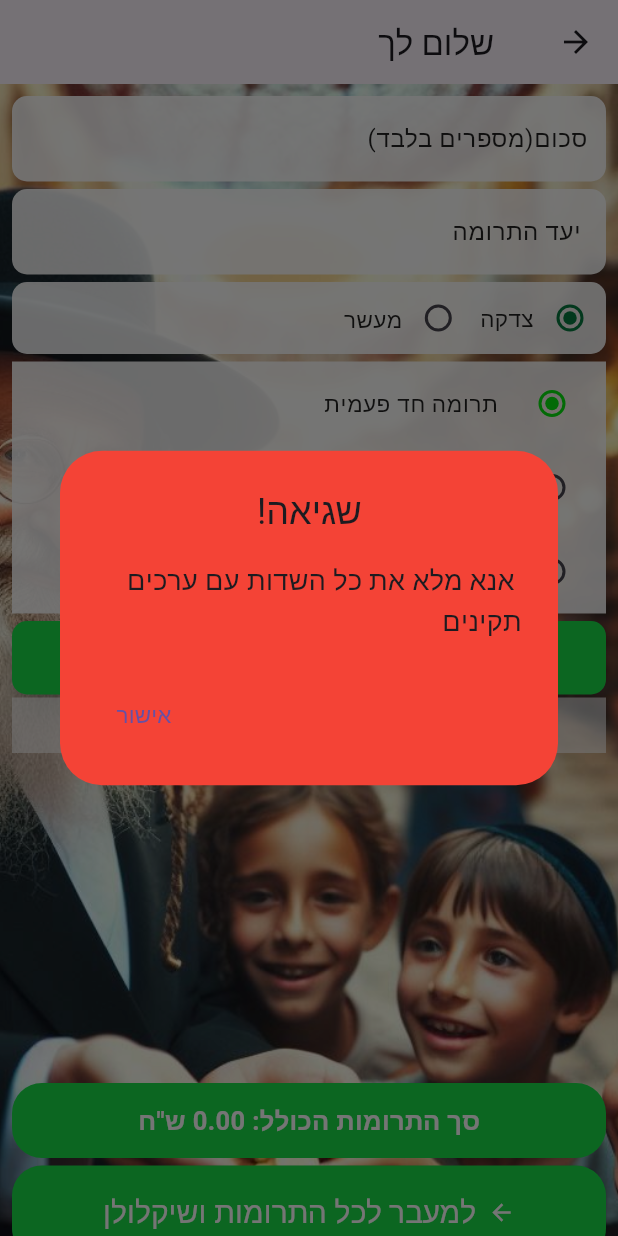
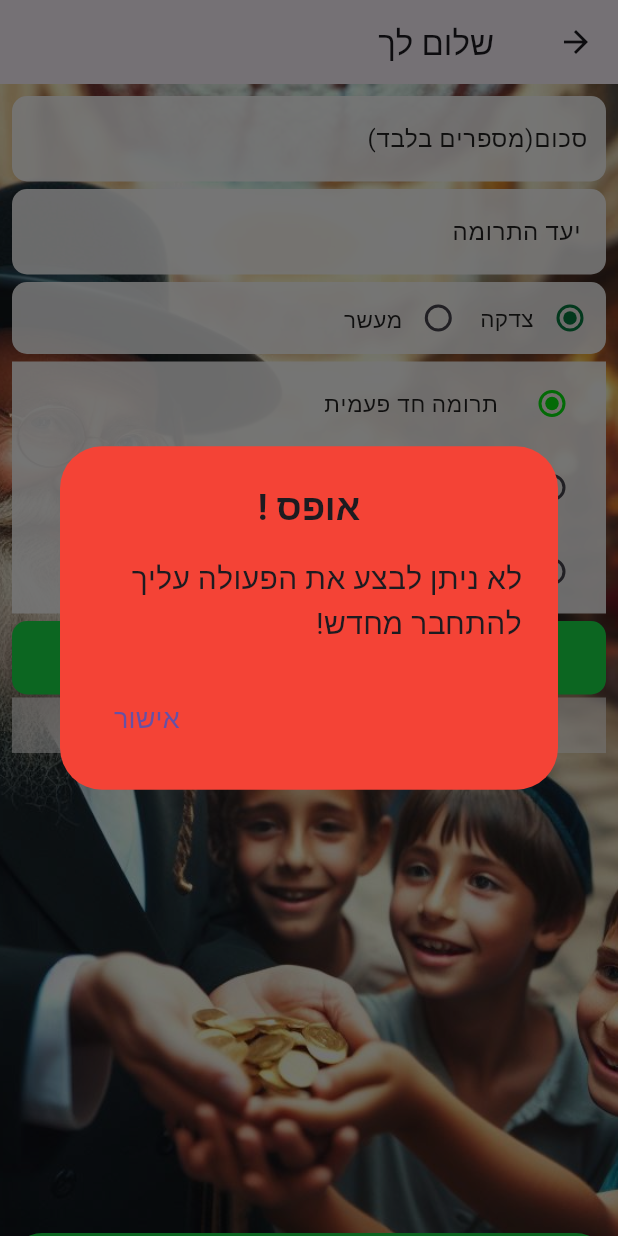
Before and after one commit to mendi-cohen/final-project-in-flutter, a Flutter app: the CharidyWidget screen opened directly with empty values, after a tap on "תרום", on a phone screen of 412 x 824 dp. Run offline on Flutter 3.47's test engine with Material 3 defaults, Android fonts, the phone set to English and light mode, and no system bars; our stand-ins replace flutter_local_notifications, localstorage; network calls fail.

Commit message:
חזרה לאחר פגרת פסח ולידת ילד

```diff
--- a/lib/MainPage/charidy.dart
+++ b/lib/MainPage/charidy.dart
@@ -8,7 +8,7 @@ import '../Services/All.dart';
 import '../Services/Dialog.dart';
 import '../Services/deleted.dart';
 import '../Services/MonthPickerWidget.dart';
-import '../CharidyTable.dart';
+import '../Services/Token.dart';
 
 class CharidyWidget extends StatefulWidget {
   final Map<String, dynamic> userData;
@@ -45,7 +45,6 @@ class _CharidyWidgetState extends State<CharidyWidget> {
           border: InputBorder.none,
           contentPadding:
               const EdgeInsets.symmetric(horizontal: 12.0, vertical: 8.0),
-          // צבע טקסט
           labelStyle: const TextStyle(
             color: Colors.black87,
           ),
@@ -60,6 +59,7 @@ class _CharidyWidgetState extends State<CharidyWidget> {
   @override
   void initState() {
     super.initState();
+    TokenManager.scheduleTokenDeletion();
     _fetchData();
   }
 
@@ -93,8 +93,6 @@ class _CharidyWidgetState extends State<CharidyWidget> {
       }
     });
   }
-
-///// שליחת כל צדקה למסד הנתונים
 
   Future<void> _submitDataToDatabase() async {
     final url = Uri.parse('http://10.0.2.2:3007/charidy/sendthecharidy');
@@ -174,8 +172,6 @@ class _CharidyWidgetState extends State<CharidyWidget> {
     }
   }
 
-///// הצגת כל התרומות החודשיות
-
   Future<void> _fetchData() async {
     final response = await http.get(Uri.parse(
         'http://10.0.2.2:3007/charidy/getcharidyByuser_id/${widget.userData['user']['id']}'));
@@ -195,14 +191,18 @@ class _CharidyWidgetState extends State<CharidyWidget> {
       appBar: AppBar(
         title: Text('  שלום לך ${widget.userData['user']['name']}'),
       ),
-      body: SingleChildScrollView(
-          child: Container(
+      body: Stack(
+        children: [
+          Container(
             decoration: const BoxDecoration(
               image: DecorationImage(
                 image: AssetImage('assets/images/CharidyImage.jpeg'),
                 fit: BoxFit.cover,
               ),
             ),
+          ),
+          SingleChildScrollView(
+            child: Container(
               padding: const EdgeInsets.all(8.0),
               child: Column(
                 crossAxisAlignment: CrossAxisAlignment.stretch,
@@ -266,7 +266,8 @@ class _CharidyWidgetState extends State<CharidyWidget> {
                   ),
                   const SizedBox(height: 5),
                   Container(
-              decoration: BoxDecoration(color: Colors.white.withOpacity(0.9)),
+                    decoration:
+                        BoxDecoration(color: Colors.white.withOpacity(0.9)),
                     child: Column(
                       children: [
                         RadioListTile(
@@ -342,7 +343,7 @@ class _CharidyWidgetState extends State<CharidyWidget> {
                   const SizedBox(height: 5),
                   ElevatedButton(
                     onPressed: () {
-                  _submitDataToDatabase();
+                      TokenManager.checkToken(context, _submitDataToDatabase);
                     },
                     style: ElevatedButton.styleFrom(
                       padding: const EdgeInsets.all(10),
@@ -356,11 +357,13 @@ class _CharidyWidgetState extends State<CharidyWidget> {
                     child: const Text(
                       'תרום',
                       style: TextStyle(color: Colors.white, fontSize: 20),
-                )),
-               const SizedBox(height: 2,),
+                    ),
+                  ),
+                  const SizedBox(
+                    height: 2,
+                  ),
                   Container(
-              color: Colors.white.withOpacity(
-                  0.6), // כאן אתה יכול לשנות את השקיפות והצבע כרצונך
+                    color: Colors.white.withOpacity(0.6),
                     child: const Center(
                       child: Text(
                         "תרומות קודמות :",
@@ -373,7 +376,7 @@ class _CharidyWidgetState extends State<CharidyWidget> {
                     ),
                   ),
                   SizedBox(
-                height: 200,
+                    height: 300,
                     child: SingleChildScrollView(
                       scrollDirection: Axis.horizontal,
                       reverse: true,
@@ -381,11 +384,12 @@ class _CharidyWidgetState extends State<CharidyWidget> {
                         children: dataList.map((item) {
                           String formattedDate = DateFormat('dd/MM/yyyy')
                               .format(DateTime.parse(item['createdAt']));
+
                           return Container(
                             width: MediaQuery.of(context).size.width,
-                        height: 160,
+                            height: 300,
                             padding: const EdgeInsets.symmetric(
-                            horizontal: 16, vertical: 6),
+                                horizontal: 20, vertical: 20),
                             child: Card(
                               elevation: 4,
                               shape: RoundedRectangleBorder(
@@ -399,7 +403,7 @@ class _CharidyWidgetState extends State<CharidyWidget> {
                                   'סכום התרומה: ${item['charidy_value']} ש"ח',
                                   style: const TextStyle(
                                     fontWeight: FontWeight.bold,
-                                fontSize: 18,
+                                    fontSize: 26,
                                   ),
                                 ),
                                 subtitle: Column(
@@ -409,15 +413,23 @@ class _CharidyWidgetState extends State<CharidyWidget> {
                                       ' יעד : ${item['resion']}',
                                       style: const TextStyle(
                                         fontStyle: FontStyle.italic,
-                                    fontSize: 17,
+                                        fontSize: 20,
                                       ),
                                     ),
                                     const SizedBox(height: 4),
                                     Text(
                                       'תאריך התחלת התרומה  : $formattedDate',
                                       style: const TextStyle(
-                                    fontSize: 17,
+                                        fontSize: 20,
                                         fontStyle: FontStyle.italic,
+                                      ),
+                                    ),
+                                    const SizedBox(height: 4),
+                                    Text(
+                                      ' תאריך סיום : ${item['type']}',
+                                      style: const TextStyle(
+                                        fontStyle: FontStyle.italic,
+                                        fontSize: 20,
                                       ),
                                     ),
                                   ],
@@ -431,41 +443,20 @@ class _CharidyWidgetState extends State<CharidyWidget> {
                           );
                         }).toList(),
                       ),
-                )),
+                    ),
+                  ),
                   const SizedBox(
                     height: 20,
                   ),
-            All.buildTotalIncome(
-                dataList, 'סך התרומות הכולל', 'charidy_value', const Color.fromARGB(255, 27, 222, 73)),
+                  All.buildTotalIncome(dataList, 'סך התרומות הכולל',
+                      'charidy_value', const Color.fromARGB(255, 27, 222, 73)),
                   const SizedBox(height: 5),
-            ElevatedButton.icon(
-              onPressed: () {
-                Navigator.push(
-                  context,
-                  MaterialPageRoute(
-                      builder: (context) =>
-                          CharidyTableWidget(userData: widget.userData)),
-                );
-              },
-              style: ButtonStyle(
-                backgroundColor: MaterialStateProperty.all(const Color.fromARGB(255, 27, 222, 73)),
-                padding: MaterialStateProperty.all(const EdgeInsets.all(16)),
-                shape: MaterialStateProperty.all(
-                  RoundedRectangleBorder(
-                    borderRadius: BorderRadius.circular(20),
+                ],
               ),
             ),
           ),
-              label: const Text(
-                'למעבר לכל התרומות ושיקלולן',
-                style: TextStyle(fontSize: 20 ,color: Colors.white),
-              ),
-              icon: const Icon(Icons.arrow_forward ,color: Colors.white,),
-            ),
-            const SizedBox(height: 50),
         ],
       ),
-      )),
     );
   }
 }
--- a/lib/Services/AllTugether.dart
+++ b/lib/Services/AllTugether.dart
@@ -1,5 +1,5 @@
 import 'package:flutter/material.dart';
-import 'package:finalproject/Services/not.dart';
+import 'package:finalproject/Services/Notification.dart';
 
 
 class AllTuether {
@@ -21,7 +21,7 @@ class AllTuether {
 
         if (accountStatus < 0 && isFirstAppLaunch) {
       NotificationService()
-              .showNotification(title: 'אופס יש לנו בעיה ', body: 'אתה במינוס !!!');
+              .showNotification(title: 'אופס יש לנו בעיה ', body: 'מצב החשבון: ${accountStatus.toStringAsFixed(1)}');
               isFirstAppLaunch = false;
     }
     return Container(
--- a/lib/Services/Dialog.dart
+++ b/lib/Services/Dialog.dart
@@ -1,4 +1,5 @@
 import 'package:flutter/material.dart';
+import '../EnterUsers/EnterPage.dart';
 
 class DialogService {
   static Future<void> showMessageDialog(BuildContext context, String title, String message  , Color color) async {
@@ -22,4 +23,28 @@ class DialogService {
       },
     );
   }
+  static Future<void> sendToTakeNewToken(BuildContext context, String title, String message  , Color color) async {
+    return showDialog(
+      context: context,
+      builder: (BuildContext context) {
+
+        return AlertDialog(
+          backgroundColor: color,
+          title: Center(child: Text(style: const TextStyle(fontWeight: FontWeight.bold), '$title !')),
+          content: Text(style: const TextStyle(fontSize: 20),message),
+          actions: <Widget>[
+            TextButton(
+             onPressed: () {
+  Navigator.push(
+    context,
+    MaterialPageRoute(builder: (context) => EnterPage()),
+  );
+},
+              child: const Text(style: TextStyle(fontSize: 18), 'אישור'),
+            ),
+          ],
+        );
+      },
+    );
+  }
 }
--- /dev/null
+++ b/lib/Services/Token.dart
@@ -0,0 +1,22 @@
+import 'package:localstorage/localstorage.dart';
+import 'package:flutter/material.dart';
+import './Dialog.dart';
+
+class TokenManager {
+  static void scheduleTokenDeletion() {
+    Future.delayed(const Duration(minutes: 5), () {
+      localStorage.removeItem('Token');
+    });
+  }
+
+  static void checkToken(context , Function() elseCallback) {
+    var token = localStorage.getItem('Token');
+    if (token != null) {
+      elseCallback();
+
+    }else {
+        DialogService.sendToTakeNewToken(context, 'אופס',
+          'לא ניתן לבצע את הפעולה עליך להתחבר מחדש!', Colors.red);
+    }
+  }
+}
--- a/lib/Services/deleted.dart
+++ b/lib/Services/deleted.dart
@@ -41,7 +41,7 @@ class DelWidget extends StatelessWidget {
       context: context,
       builder: (BuildContext context) {
         return AlertDialog(
-          title: const Text(' האם אתה בטוח שברצונך למחוק את המחיקה?'),
+          title: const Text(' האם אתה בטוח שברצונך למחוק את הפעולה?'),
           actions: <Widget>[
             TextButton(
               child: const Text( style: TextStyle(fontSize: 20), 'כן'),
@@ -53,7 +53,7 @@ class DelWidget extends StatelessWidget {
             TextButton(
               child: const Text( style: TextStyle(fontSize: 20), 'לא'),
               onPressed: () {
-                Navigator.of(context).pop(); // סגור את חלון הדיאלוג
+                Navigator.of(context).pop();
               },
             ),
           ],
--- a/lib/main.dart
+++ b/lib/main.dart
@@ -1,10 +1,12 @@
 import 'package:flutter/material.dart';
 import 'EnterUsers/EnterPage.dart';
-import './Services/not.dart';
+import 'Services/Notification.dart';
+import 'package:intl/date_symbol_data_local.dart';
 
 void main() {
   WidgetsFlutterBinding.ensureInitialized();
   NotificationService().initNotification();
+  initializeDateFormatting('he');
   runApp(const MyApp());
 }
 
--- a/pubspec.yaml
+++ b/pubspec.yaml
@@ -34,7 +34,8 @@ dependencies:
   http: ^0.13.3
   flutter_dotenv: ^5.0.2
   intl: ^0.17.0
-  # flutter_email_sender: ^6.0.2
+  localstorage: ^5.0.0
+
 
 
   # The following adds the Cupertino Icons font to your application.
```
Also changed, not shown: lib/EnterUsers/Log-in.dart (+6 -3 lines), lib/MainPage/BottomNavigation.dart (added, +56 -0 lines), lib/MainPage/CharidyTable.dart (renamed from lib/CharidyTable.dart, +8 -8 lines), lib/MainPage/MyMainPage.dart (+51 -15 lines), lib/MainPage/newIncome.dart (+43 -56 lines), lib/MainPage/newWithdrawal.dart (renamed from lib/MainPage/newPool.dart, +40 -38 lines), lib/Services/MonthPickerWidget.dart (+11 -3 lines), lib/Services/SendEmail.dart (deleted, +0 -34 lines), lib/Services/SpecialDate.dart (added, +51 -0 lines), lib/Services/Notification.dart (renamed from lib/Services/not.dart), pubspec.lock, 2 other files. Lines whose indentation alone changed are shown as unchanged.
